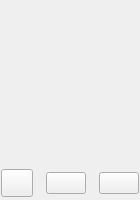
zkovari/plotlyst, file ui/character_card.ui: the form before one commit.
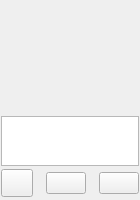
The form after the commit. Custom widgets are drawn as their Qt base class.

Commit message: More transparent styles

What changed in the file:
```diff
--- a/ui/character_card.ui
+++ b/ui/character_card.ui
@@ -71,13 +71,6 @@
        <height>50</height>
       </size>
      </property>
-     <property name="styleSheet">
-      <string notr="true">border: 0;
-padding-top:0;
-padding-bottom:0;
-background-color: rgba(0, 0, 0, 0);
-</string>
-     </property>
      <property name="verticalScrollBarPolicy">
       <enum>Qt::ScrollBarAlwaysOff</enum>
      </property>
```
Left out of the diff: 3 changed lines with no effect on the pictures. The commit also changes 8 other files.
